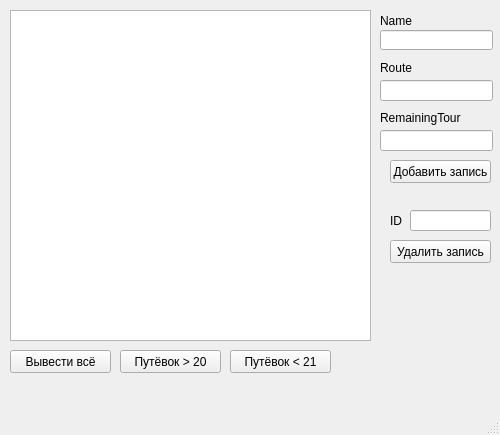
Qt form DaniklasLab7/mainwindow.ui (Sadles1/Cpp) before a commit.
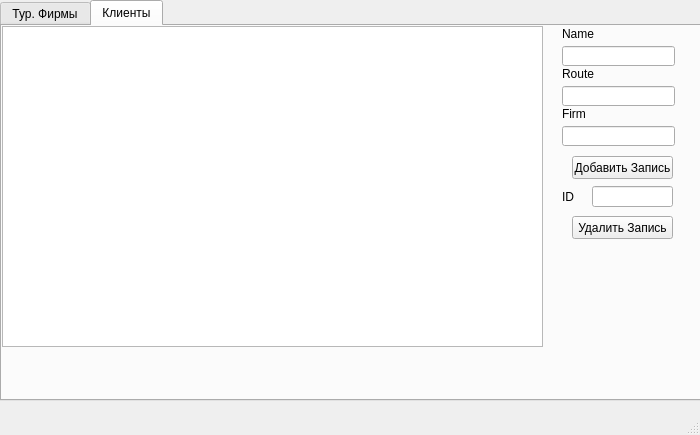
The same form after that commit.

What changed in the file:
```diff
--- a/DaniklasLab7/mainwindow.ui
+++ b/DaniklasLab7/mainwindow.ui
@@ -6,19 +6,19 @@
    <rect>
     <x>0</x>
     <y>0</y>
-    <width>500</width>
+    <width>700</width>
     <height>435</height>
    </rect>
   </property>
   <property name="minimumSize">
    <size>
-    <width>500</width>
+    <width>700</width>
     <height>435</height>
    </size>
   </property>
   <property name="maximumSize">
    <size>
-    <width>500</width>
+    <width>700</width>
     <height>435</height>
    </size>
   </property>
@@ -26,116 +26,40 @@
    <string>MainWindow</string>
   </property>
   <widget class="QWidget" name="centralwidget">
+   <widget class="QTabWidget" name="tabWidget">
+    <property name="geometry">
+     <rect>
+      <x>0</x>
+      <y>0</y>
+      <width>701</width>
+      <height>401</height>
+     </rect>
+    </property>
+    <property name="currentIndex">
+     <number>1</number>
+    </property>
+    <widget class="QWidget" name="tab">
+     <property name="toolTip">
+      <string notr="true"/>
+     </property>
+     <attribute name="title">
+      <string>Тур. Фирмы</string>
+     </attribute>
    <widget class="QTableView" name="tableView">
     <property name="geometry">
      <rect>
-      <x>10</x>
-      <y>10</y>
-      <width>361</width>
-      <height>331</height>
+        <x>0</x>
+        <y>0</y>
+        <width>551</width>
+        <height>321</height>
      </rect>
     </property>
    </widget>
-   <widget class="QLabel" name="label">
-    <property name="geometry">
-     <rect>
-      <x>380</x>
-      <y>10</y>
-      <width>101</width>
-      <height>21</height>
-     </rect>
-    </property>
-    <property name="text">
-     <string>Name</string>
-    </property>
-   </widget>
-   <widget class="QLineEdit" name="lineEditName">
-    <property name="geometry">
-     <rect>
-      <x>380</x>
-      <y>30</y>
-      <width>113</width>
-      <height>20</height>
-     </rect>
-    </property>
-   </widget>
-   <widget class="QLineEdit" name="lineEditRoute">
-    <property name="geometry">
-     <rect>
-      <x>380</x>
-      <y>80</y>
-      <width>113</width>
-      <height>21</height>
-     </rect>
-    </property>
-   </widget>
-   <widget class="QLabel" name="label_2">
-    <property name="geometry">
-     <rect>
-      <x>380</x>
-      <y>60</y>
-      <width>101</width>
-      <height>16</height>
-     </rect>
-    </property>
-    <property name="text">
-     <string>Route</string>
-    </property>
-   </widget>
-   <widget class="QPushButton" name="pushButtonAdd">
-    <property name="geometry">
-     <rect>
-      <x>390</x>
-      <y>160</y>
-      <width>101</width>
-      <height>23</height>
-     </rect>
-    </property>
-    <property name="text">
-     <string>Добавить запись</string>
-    </property>
-   </widget>
-   <widget class="QLabel" name="label_3">
-    <property name="geometry">
-     <rect>
-      <x>390</x>
-      <y>210</y>
-      <width>16</width>
-      <height>21</height>
-     </rect>
-    </property>
-    <property name="text">
-     <string>ID</string>
-    </property>
-   </widget>
-   <widget class="QLineEdit" name="lineEditID">
-    <property name="geometry">
-     <rect>
-      <x>410</x>
-      <y>210</y>
-      <width>81</width>
-      <height>21</height>
-     </rect>
-    </property>
-   </widget>
-   <widget class="QPushButton" name="pushButtonRem">
-    <property name="geometry">
-     <rect>
-      <x>390</x>
-      <y>240</y>
-      <width>101</width>
-      <height>23</height>
-     </rect>
-    </property>
-    <property name="text">
-     <string>Удалить запись</string>
-    </property>
-   </widget>
    <widget class="QPushButton" name="allDataViewButton">
     <property name="geometry">
      <rect>
-      <x>10</x>
-      <y>350</y>
+        <x>0</x>
+        <y>330</y>
       <width>101</width>
       <height>23</height>
      </rect>
@@ -147,8 +71,8 @@
    <widget class="QPushButton" name="filterDataButton">
     <property name="geometry">
      <rect>
-      <x>120</x>
-      <y>350</y>
+        <x>150</x>
+        <y>330</y>
       <width>101</width>
       <height>23</height>
      </rect>
@@ -160,8 +84,8 @@
    <widget class="QPushButton" name="filterData2Button">
     <property name="geometry">
      <rect>
-      <x>230</x>
-      <y>350</y>
+        <x>300</x>
+        <y>330</y>
       <width>101</width>
       <height>23</height>
      </rect>
@@ -170,21 +94,77 @@
      <string>Путёвок &lt; 21</string>
     </property>
    </widget>
+     <widget class="QPushButton" name="pushButtonRem">
+      <property name="geometry">
+       <rect>
+        <x>570</x>
+        <y>190</y>
+        <width>101</width>
+        <height>23</height>
+       </rect>
+      </property>
+      <property name="text">
+       <string>Удалить запись</string>
+      </property>
+     </widget>
+     <widget class="QLineEdit" name="lineEditID">
+      <property name="geometry">
+       <rect>
+        <x>590</x>
+        <y>160</y>
+        <width>81</width>
+        <height>21</height>
+       </rect>
+      </property>
+     </widget>
+     <widget class="QPushButton" name="pushButtonAdd">
+      <property name="geometry">
+       <rect>
+        <x>570</x>
+        <y>130</y>
+        <width>101</width>
+        <height>23</height>
+       </rect>
+      </property>
+      <property name="text">
+       <string>Добавить запись</string>
+      </property>
+     </widget>
    <widget class="QLineEdit" name="lineEditRemainingTour">
     <property name="geometry">
      <rect>
-      <x>380</x>
-      <y>130</y>
+        <x>560</x>
+        <y>100</y>
       <width>113</width>
       <height>21</height>
      </rect>
     </property>
    </widget>
+     <widget class="QLineEdit" name="lineEditRoute">
+      <property name="geometry">
+       <rect>
+        <x>560</x>
+        <y>60</y>
+        <width>113</width>
+        <height>21</height>
+       </rect>
+      </property>
+     </widget>
+     <widget class="QLineEdit" name="lineEditName">
+      <property name="geometry">
+       <rect>
+        <x>560</x>
+        <y>20</y>
+        <width>113</width>
+        <height>20</height>
+       </rect>
+      </property>
+     </widget>
    <widget class="QLabel" name="label_4">
     <property name="geometry">
      <rect>
-      <x>380</x>
-      <y>110</y>
+        <x>560</x>
+        <y>80</y>
       <width>101</width>
       <height>16</height>
      </rect>
@@ -193,6 +173,180 @@
      <string>RemainingTour</string>
     </property>
    </widget>
+     <widget class="QLabel" name="label_2">
+      <property name="geometry">
+       <rect>
+        <x>560</x>
+        <y>40</y>
+        <width>101</width>
+        <height>16</height>
+       </rect>
+      </property>
+      <property name="text">
+       <string>Route</string>
+      </property>
+     </widget>
+     <widget class="QLabel" name="label">
+      <property name="geometry">
+       <rect>
+        <x>560</x>
+        <y>0</y>
+        <width>101</width>
+        <height>16</height>
+       </rect>
+      </property>
+      <property name="text">
+       <string>Name</string>
+      </property>
+     </widget>
+     <widget class="QLabel" name="label_3">
+      <property name="geometry">
+       <rect>
+        <x>560</x>
+        <y>160</y>
+        <width>16</width>
+        <height>21</height>
+       </rect>
+      </property>
+      <property name="text">
+       <string>ID</string>
+      </property>
+     </widget>
+    </widget>
+    <widget class="QWidget" name="tab_2">
+     <attribute name="title">
+      <string>Клиенты</string>
+     </attribute>
+     <widget class="QTableView" name="tableView_2">
+      <property name="geometry">
+       <rect>
+        <x>0</x>
+        <y>0</y>
+        <width>541</width>
+        <height>321</height>
+       </rect>
+      </property>
+     </widget>
+     <widget class="QPushButton" name="pushButtonAddPerson">
+      <property name="geometry">
+       <rect>
+        <x>570</x>
+        <y>130</y>
+        <width>101</width>
+        <height>23</height>
+       </rect>
+      </property>
+      <property name="text">
+       <string>Добавить Запись</string>
+      </property>
+     </widget>
+     <widget class="QPushButton" name="pushButtonRemPerson">
+      <property name="geometry">
+       <rect>
+        <x>570</x>
+        <y>190</y>
+        <width>101</width>
+        <height>23</height>
+       </rect>
+      </property>
+      <property name="text">
+       <string>Удалить Запись</string>
+      </property>
+     </widget>
+     <widget class="QLineEdit" name="lineEditNamePerson">
+      <property name="geometry">
+       <rect>
+        <x>560</x>
+        <y>20</y>
+        <width>113</width>
+        <height>20</height>
+       </rect>
+      </property>
+     </widget>
+     <widget class="QLineEdit" name="lineEditRoutePerson">
+      <property name="geometry">
+       <rect>
+        <x>560</x>
+        <y>60</y>
+        <width>113</width>
+        <height>20</height>
+       </rect>
+      </property>
+     </widget>
+     <widget class="QLineEdit" name="lineEditFirm">
+      <property name="geometry">
+       <rect>
+        <x>560</x>
+        <y>100</y>
+        <width>113</width>
+        <height>20</height>
+       </rect>
+      </property>
+     </widget>
+     <widget class="QLineEdit" name="lineEditIDPerson">
+      <property name="geometry">
+       <rect>
+        <x>590</x>
+        <y>160</y>
+        <width>81</width>
+        <height>21</height>
+       </rect>
+      </property>
+     </widget>
+     <widget class="QLabel" name="label_5">
+      <property name="geometry">
+       <rect>
+        <x>560</x>
+        <y>0</y>
+        <width>101</width>
+        <height>16</height>
+       </rect>
+      </property>
+      <property name="text">
+       <string>Name</string>
+      </property>
+     </widget>
+     <widget class="QLabel" name="label_6">
+      <property name="geometry">
+       <rect>
+        <x>560</x>
+        <y>40</y>
+        <width>101</width>
+        <height>16</height>
+       </rect>
+      </property>
+      <property name="text">
+       <string>Route</string>
+      </property>
+     </widget>
+     <widget class="QLabel" name="label_8">
+      <property name="geometry">
+       <rect>
+        <x>560</x>
+        <y>80</y>
+        <width>101</width>
+        <height>16</height>
+       </rect>
+      </property>
+      <property name="text">
+       <string>Firm</string>
+      </property>
+     </widget>
+     <widget class="QLabel" name="label_9">
+      <property name="geometry">
+       <rect>
+        <x>560</x>
+        <y>160</y>
+        <width>16</width>
+        <height>21</height>
+       </rect>
+      </property>
+      <property name="text">
+       <string>ID</string>
+      </property>
+     </widget>
+    </widget>
+   </widget>
   </widget>
   <widget class="QMenuBar" name="menubar">
    <property name="geometry">
```
Left out of the diff: 2 changed lines with no effect on the pictures. Lines whose indentation alone changed are shown as unchanged.
